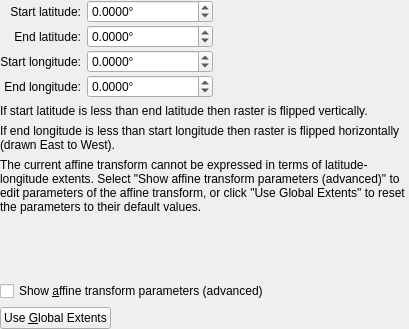
This is src/qt-widgets/EditAffineTransformGeoreferencingWidgetUi.ui in GPlates/GPlates as Qt 5 draws it before an edit. The edited form follows.
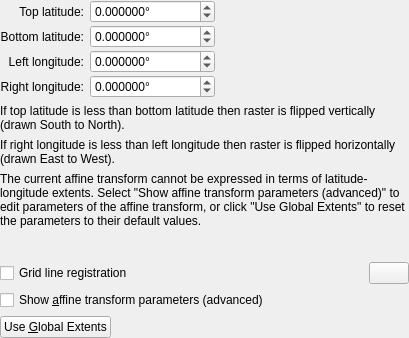
This is the edited form. Icons and pictures are not drawn.

The edit to the form file:
```diff
--- a/src/qt-widgets/EditAffineTransformGeoreferencingWidgetUi.ui
+++ b/src/qt-widgets/EditAffineTransformGeoreferencingWidgetUi.ui
@@ -59,7 +59,7 @@
                </sizepolicy>
               </property>
               <property name="text">
-               <string>Start latitude:</string>
+               <string>Top latitude:</string>
               </property>
               <property name="alignment">
                <set>Qt::AlignRight|Qt::AlignTrailing|Qt::AlignVCenter</set>
@@ -81,7 +81,7 @@
                <string>°</string>
               </property>
               <property name="decimals">
-               <number>4</number>
+               <number>6</number>
               </property>
               <property name="minimum">
                <double>-90.000000000000000</double>
@@ -110,7 +110,7 @@
                </sizepolicy>
               </property>
               <property name="text">
-               <string>End latitude:</string>
+               <string>Bottom latitude:</string>
               </property>
               <property name="alignment">
                <set>Qt::AlignRight|Qt::AlignTrailing|Qt::AlignVCenter</set>
@@ -132,7 +132,7 @@
                <string>°</string>
               </property>
               <property name="decimals">
-               <number>4</number>
+               <number>6</number>
               </property>
               <property name="minimum">
                <double>-90.000000000000000</double>
@@ -161,7 +161,7 @@
                </sizepolicy>
               </property>
               <property name="text">
-               <string>Start longitude:</string>
+               <string>Left longitude:</string>
               </property>
               <property name="alignment">
                <set>Qt::AlignRight|Qt::AlignTrailing|Qt::AlignVCenter</set>
@@ -183,7 +183,7 @@
                <string>°</string>
               </property>
               <property name="decimals">
-               <number>4</number>
+               <number>6</number>
               </property>
               <property name="minimum">
                <double>-1000000000.000000000000000</double>
@@ -212,7 +212,7 @@
                </sizepolicy>
               </property>
               <property name="text">
-               <string>End longitude:</string>
+               <string>Right longitude:</string>
               </property>
               <property name="alignment">
                <set>Qt::AlignRight|Qt::AlignTrailing|Qt::AlignVCenter</set>
@@ -234,7 +234,7 @@
                <string>°</string>
               </property>
               <property name="decimals">
-               <number>4</number>
+               <number>6</number>
               </property>
               <property name="minimum">
                <double>-1000000000.000000000000000</double>
@@ -259,7 +259,7 @@
           <item>
            <widget class="QLabel" name="lat_extents_label">
             <property name="text">
-             <string>If start latitude is less than end latitude then raster is flipped vertically.</string>
+             <string>If top latitude is less than bottom latitude then raster is flipped vertically (drawn South to North).</string>
             </property>
             <property name="wordWrap">
              <bool>true</bool>
@@ -269,7 +269,7 @@
           <item>
            <widget class="QLabel" name="lon_extents_label">
             <property name="text">
-             <string>If end longitude is less than start longitude then raster is flipped horizontally (drawn East to West).</string>
+             <string>If right longitude is less than left longitude then raster is flipped horizontally (drawn East to West).</string>
             </property>
             <property name="wordWrap">
              <bool>true</bool>
@@ -605,6 +605,41 @@
      </widget>
     </widget>
    </item>
+   <item>
+    <layout class="QHBoxLayout" name="horizontalLayout">
+     <item>
+      <widget class="QCheckBox" name="grid_line_registration_checkbox">
+       <property name="text">
+        <string>Grid line registration</string>
+       </property>
+      </widget>
+     </item>
+     <item>
+      <spacer name="horizontalSpacer">
+       <property name="orientation">
+        <enum>Qt::Horizontal</enum>
+       </property>
+       <property name="sizeHint" stdset="0">
+        <size>
+         <width>40</width>
+         <height>20</height>
+        </size>
+       </property>
+      </spacer>
+     </item>
+     <item>
+      <widget class="QPushButton" name="push_button_help_grid_line_registration">
+       <property name="text">
+        <string/>
+       </property>
+       <property name="icon">
+        <iconset resource="../qt-resources/qt_widgets.qrc">
+         <normaloff>:/human_help_browser_16.png</normaloff>:/human_help_browser_16.png</iconset>
+       </property>
+      </widget>
+     </item>
+    </layout>
+   </item>
    <item>
     <widget class="QCheckBox" name="advanced_checkbox">
      <property name="text">
```
Left out of the diff: 12 changed lines with no effect on the pictures.
